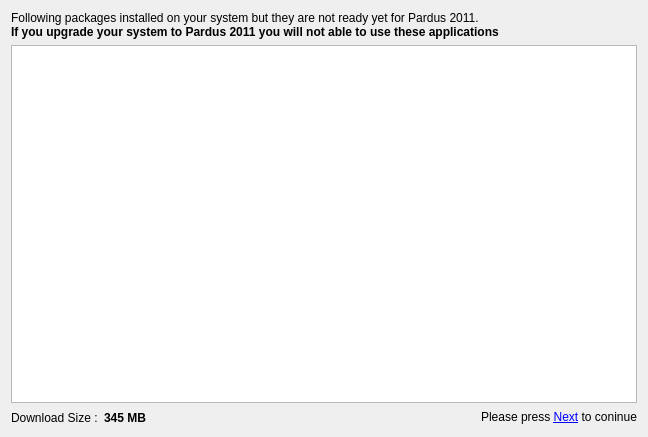
pars-linux/uludag, file playground/gokmen/um/ui/ui_screen_2.ui: the form before one commit.
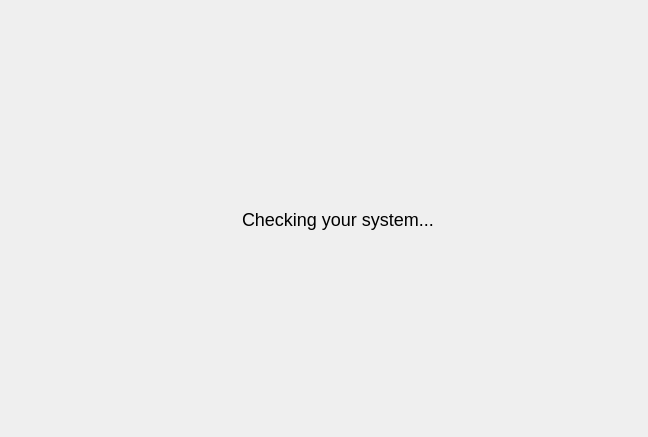
The form after the commit.

Patch:
```diff
--- a/playground/gokmen/um/ui/ui_screen_2.ui
+++ b/playground/gokmen/um/ui/ui_screen_2.ui
@@ -14,64 +14,90 @@
    <string>Analyzing your Computer</string>
   </property>
   <layout class="QGridLayout" name="gridLayout">
-   <item row="0" column="0" colspan="4">
-    <widget class="QLabel" name="label_warning">
-     <property name="text">
-      <string>Following packages installed on your system but they are not ready yet for Pardus 2011.&lt;br&gt;&lt;b&gt;If you upgrade your system to Pardus 2011 you will not able to use these applications&lt;/b&gt;</string>
+   <item row="0" column="1">
+    <spacer name="verticalSpacer">
+     <property name="orientation">
+      <enum>Qt::Vertical</enum>
      </property>
-     <property name="textFormat">
-      <enum>Qt::RichText</enum>
+     <property name="sizeHint" stdset="0">
+      <size>
+       <width>20</width>
+       <height>196</height>
+      </size>
      </property>
-     <property name="alignment">
-      <set>Qt::AlignLeading|Qt::AlignLeft|Qt::AlignTop</set>
-     </property>
-     <property name="wordWrap">
-      <bool>true</bool>
-     </property>
-    </widget>
+    </spacer>
    </item>
-   <item row="1" column="0" colspan="4">
-    <widget class="QListWidget" name="list_packages"/>
-   </item>
-   <item row="2" column="0">
-    <widget class="QLabel" name="label">
-     <property name="text">
-      <string>Download Size :</string>
-     </property>
-    </widget>
-   </item>
-   <item row="2" column="1">
-    <widget class="QLabel" name="label_download_size">
-     <property name="font">
-      <font>
-       <weight>75</weight>
-       <bold>true</bold>
-      </font>
-     </property>
-     <property name="text">
-      <string>345 MB</string>
-     </property>
-    </widget>
-   </item>
-   <item row="2" column="2">
+   <item row="1" column="0">
     <spacer name="horizontalSpacer">
      <property name="orientation">
       <enum>Qt::Horizontal</enum>
      </property>
      <property name="sizeHint" stdset="0">
       <size>
-       <width>313</width>
-       <height>17</height>
+       <width>203</width>
+       <height>20</height>
       </size>
      </property>
     </spacer>
    </item>
-   <item row="2" column="3">
-    <widget class="QLabel" name="label_2">
-     <property name="text">
-      <string>Please press &lt;a href='#'&gt;Next&lt;/a&gt; to coninue</string>
+   <item row="1" column="1">
+    <layout class="QHBoxLayout" name="layout">
+     <item>
+      <widget class="QLabel" name="label_icon">
+       <property name="minimumSize">
+        <size>
+         <width>22</width>
+         <height>22</height>
+        </size>
+       </property>
+       <property name="maximumSize">
+        <size>
+         <width>22</width>
+         <height>22</height>
+        </size>
+       </property>
+       <property name="text">
+        <string/>
+       </property>
+      </widget>
+     </item>
+     <item>
+      <widget class="QLabel" name="label_message">
+       <property name="styleSheet">
+        <string notr="true">font-size:18px</string>
+       </property>
+       <property name="text">
+        <string>Checking your system...</string>
+       </property>
+      </widget>
+     </item>
+    </layout>
+   </item>
+   <item row="1" column="2">
+    <spacer name="horizontalSpacer_2">
+     <property name="orientation">
+      <enum>Qt::Horizontal</enum>
      </property>
-    </widget>
+     <property name="sizeHint" stdset="0">
+      <size>
+       <width>202</width>
+       <height>20</height>
+      </size>
+     </property>
+    </spacer>
+   </item>
+   <item row="2" column="1">
+    <spacer name="verticalSpacer_2">
+     <property name="orientation">
+      <enum>Qt::Vertical</enum>
+     </property>
+     <property name="sizeHint" stdset="0">
+      <size>
+       <width>20</width>
+       <height>195</height>
+      </size>
+     </property>
+    </spacer>
    </item>
   </layout>
  </widget>
```
